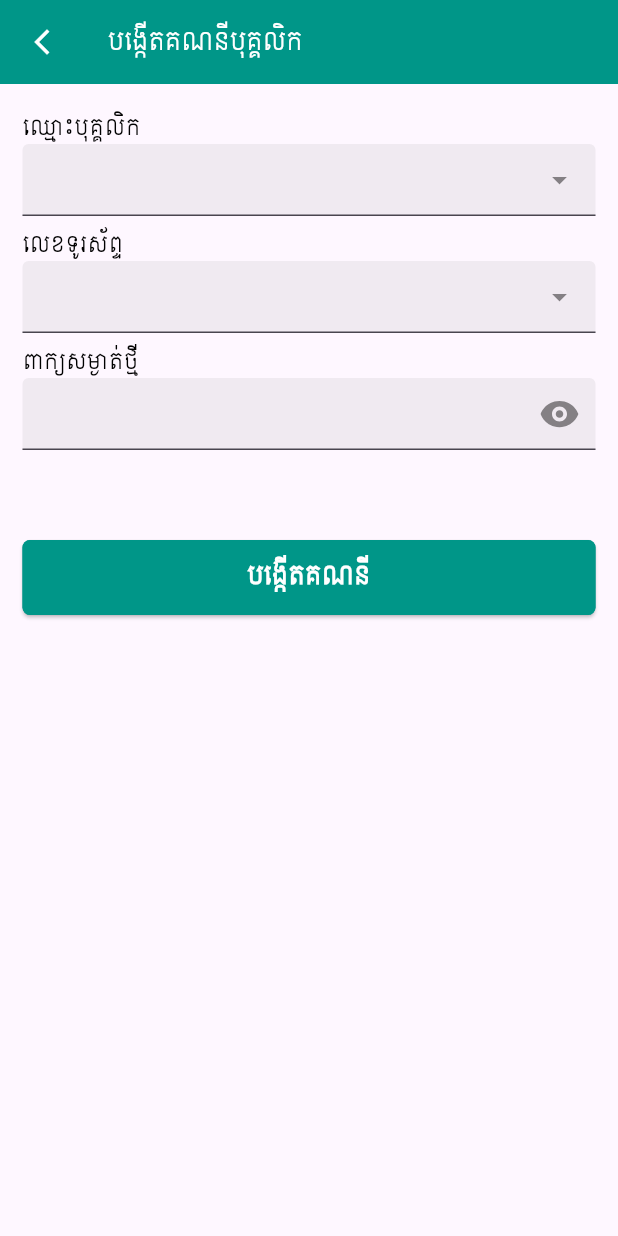
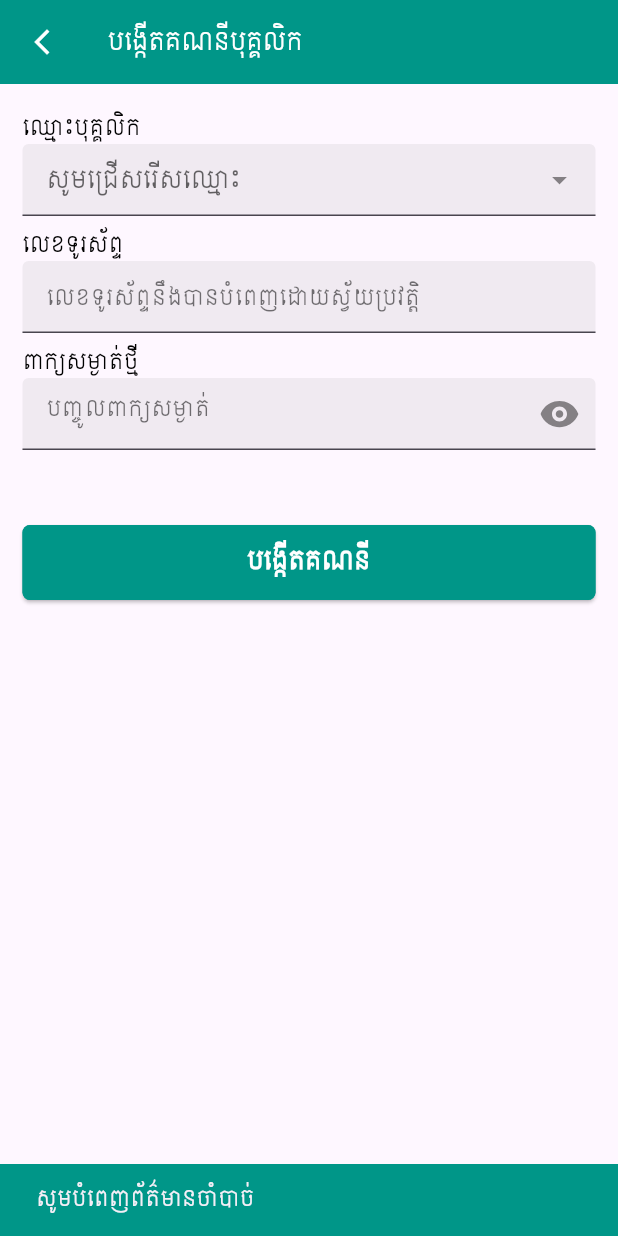
Before and after one commit to phuuhour/hrapp, a Flutter app: the CreateAcc screen opened directly, after a tap on "បង្កើតគណនី", on a phone screen of 412 x 824 dp. Run offline on Flutter 3.47's test engine with Material 3 defaults, Android fonts, the phone set to English and light mode, and no system bars; our stand-ins replace boxicons, cloud_firestore, firebase_core, hugeicons; accounts and stored records are empty.

Commit message:
add new feature -create account for emp by phone

```diff
--- a/lib/page/createaccount.dart
+++ b/lib/page/createaccount.dart
@@ -1,5 +1,9 @@
+// ignore_for_file: use_build_context_synchronously
+
 import 'package:boxicons/boxicons.dart';
 import 'package:flutter/material.dart';
+import 'package:cloud_firestore/cloud_firestore.dart';
+import 'package:hr/model/empdata.dart';
 import 'package:hr/widget/Button.dart';
 import 'package:hr/widget/Dropdownlist.dart';
 import 'package:hr/widget/TextField.dart';
@@ -13,21 +17,70 @@ class CreateAcc extends StatefulWidget {
 }
 
 class _CreateAccState extends State<CreateAcc> {
+  final TextEditingController fullnameController = TextEditingController();
+  final TextEditingController phoneController = TextEditingController();
+  final TextEditingController passwordController = TextEditingController();
+  final TextEditingController roleController = TextEditingController();
+  bool isLoading = false;
+
+  List<EmpData> employees = [];
+  List<String> fullnameItems = [];
+  String? selectedEmpId;
+
+  final Map<String, String> fullnameToEmpId = {};
+
+  @override
+  void initState() {
+    super.initState();
+    initializeDateFormatting('km', null);
+    _loadEmployees();
+  }
+
+  void _loadEmployees() async {
+    final querySnapshot =
+        await FirebaseFirestore.instance.collection('employees').get();
+
+    setState(() {
+      employees =
+          querySnapshot.docs.map((doc) => EmpData.fromMap(doc.data())).toList();
+
+      fullnameItems = employees.map((e) => e.fullname).toList();
+
+      for (var employee in employees) {
+        fullnameToEmpId[employee.fullname] = employee.empId;
+      }
+    });
+  }
+
+  Future<bool> _isPhoneUnique(String phone) async {
+    final snapshot =
+        await FirebaseFirestore.instance
+            .collection('empacc')
+            .where('phone', isEqualTo: phone)
+            .get();
+    return snapshot.docs.isEmpty;
+  }
+
+  void _clearFields() {
+    fullnameController.clear();
+    phoneController.clear();
+    passwordController.clear();
+    selectedEmpId = null;
+  }
+
   @override
   Widget build(BuildContext context) {
-    initializeDateFormatting('km', null);
-
-    final TextEditingController _fullname = TextEditingController();
-    final TextEditingController _phone = TextEditingController();
-    final TextEditingController _password = TextEditingController();
-    var isLoading = false;
     return Scaffold(
       appBar: AppBar(
         leading: IconButton(
-          icon: Icon(Icons.arrow_back_ios_new, color: Colors.white, size: 20),
+          icon: const Icon(
+            Icons.arrow_back_ios_new,
+            color: Colors.white,
+            size: 20,
+          ),
           onPressed: () => Navigator.pop(context),
         ),
-        title: Text(
+        title: const Text(
           'បង្កើតគណនីបុគ្គលិក',
           style: TextStyle(fontSize: 16, color: Colors.white),
         ),
@@ -40,42 +93,116 @@ class _CreateAccState extends State<CreateAcc> {
           children: [
             CustomDropdownList(
               label: 'ឈ្មោះបុគ្គលិក',
-              items: const [],
-              hint: '',
+              items: fullnameItems,
+              hint: 'សូមជ្រើសរើសឈ្មោះ',
               icon: Icons.arrow_drop_down,
-              controller: _fullname,
-              onChanged: (value) {},
+              controller: fullnameController,
+              onChanged: (value) {
+                if (value != null) {
+                  setState(() {
+                    fullnameController.text = value;
+                    phoneController.text =
+                        employees
+                            .firstWhere((emp) => emp.fullname == value)
+                            .phone;
+                    selectedEmpId = fullnameToEmpId[value];
+                  });
+                }
+              },
             ),
             const SizedBox(height: 10),
-            CustomDropdownList(
-              label: 'លេខទូរស័ព្ទ',
-              items: const [],
-              hint: '',
-              icon: Icons.arrow_drop_down,
-              controller: _phone,
-              onChanged: (value) {},
+
+            CustomTextField(
+              label: "លេខទូរស័ព្ទ",
+              hint: 'លេខទូរស័ព្ទនឹងបានបំពេញដោយស្វ័យប្រវត្តិ',
+              icon: const Icon(Icons.phone),
+              lendingIcon: false,
+              keyboardType: TextInputType.phone,
+              controller: phoneController,
             ),
+
             const SizedBox(height: 10),
+
             CustomTextField(
               label: "ពាក្យសម្ងាត់ថ្មី",
               isPassword: true,
-              hint: '',
-              icon: Icon(Boxicons.bxs_lock),
+              hint: 'បញ្ចូលពាក្យសម្ងាត់',
+              icon: const Icon(Boxicons.bxs_lock),
               lendingIcon: false,
               keyboardType: TextInputType.text,
-              controller: _password,
+              controller: passwordController,
             ),
-            SizedBox(height: 60),
+            const SizedBox(height: 10),
+
+            const SizedBox(height: 40),
+
             CustomButton(
               color: Colors.teal,
               width: MediaQuery.of(context).size.width,
               height: 50,
               isLoading: isLoading,
               text: 'បង្កើតគណនី',
-              onPressed: () {
-                setState(() {
-                  isLoading = true;
-                });
+              onPressed: () async {
+                if (fullnameController.text.isEmpty ||
+                    phoneController.text.isEmpty ||
+                    passwordController.text.isEmpty) {
+                  ScaffoldMessenger.of(context).showSnackBar(
+                    const SnackBar(
+                      content: Text('សូមបំពេញព័ត៌មានចាំបាច់'),
+                      backgroundColor: Colors.teal,
+                    ),
+                  );
+                  return;
+                }
+
+                if (selectedEmpId == null) {
+                  ScaffoldMessenger.of(context).showSnackBar(
+                    const SnackBar(content: Text('សូមជ្រើសរើសបុគ្គលិក')),
+                  );
+                  return;
+                }
+
+                setState(() => isLoading = true);
+
+                try {
+                  final isUnique = await _isPhoneUnique(phoneController.text);
+                  if (!isUnique) {
+                    ScaffoldMessenger.of(context).showSnackBar(
+                      const SnackBar(
+                        content: Text('លេខទូរស័ព្ទនេះបានប្រើរួចហើយ'),
+                        backgroundColor: Colors.red,
+                      ),
+                    );
+                    setState(() => isLoading = false);
+                    return;
+                  }
+
+                  await FirebaseFirestore.instance
+                      .collection('empacc')
+                      .doc(selectedEmpId)
+                      .set({
+                        'empId': selectedEmpId,
+                        'fullname': fullnameController.text,
+                        'phone': phoneController.text,
+                        'password': passwordController.text,
+                        'createdAt': FieldValue.serverTimestamp(),
+                      });
+
+                  ScaffoldMessenger.of(context).showSnackBar(
+                    const SnackBar(
+                      content: Text('គណនីត្រូវបានបង្កើតដោយជោគជ័យ'),
+                      backgroundColor: Colors.teal,
+                    ),
+                  );
+
+                  _clearFields();
+                } catch (e) {
+                  ScaffoldMessenger.of(context).showSnackBar(
+                    SnackBar(content: Text('កំហុស: ${e.toString()}')),
+                  );
+                } finally {
+                  setState(() => isLoading = false);
+                }
               },
             ),
           ],
--- a/lib/widget/Dropdownlist.dart
+++ b/lib/widget/Dropdownlist.dart
@@ -9,6 +9,7 @@ class CustomDropdownList extends StatefulWidget {
   final IconData icon;
   final TextEditingController? controller;
   final Color color;
+  final void Function(String?) onChanged; // ✅ Fix here
 
   const CustomDropdownList({
     super.key,
@@ -18,7 +19,7 @@ class CustomDropdownList extends StatefulWidget {
     required this.icon,
     this.controller,
     this.color = const Color.fromARGB(255, 255, 255, 255),
-    required Null Function(dynamic value) onChanged,
+    required this.onChanged, // ✅ Save to use later
   });
 
   @override
@@ -28,7 +29,6 @@ class CustomDropdownList extends StatefulWidget {
 class _CustomDropdownListState extends State<CustomDropdownList> {
   @override
   Widget build(BuildContext context) {
-    // Determine selected item from controller
     String? currentValue =
         (widget.controller?.text.isNotEmpty ?? false) &&
                 widget.items.contains(widget.controller!.text)
@@ -69,6 +69,7 @@ class _CustomDropdownListState extends State<CustomDropdownList> {
               if (widget.controller != null) {
                 widget.controller!.text = newValue ?? '';
               }
+              widget.onChanged(newValue); // ✅ Important
             });
           },
         ),
```
